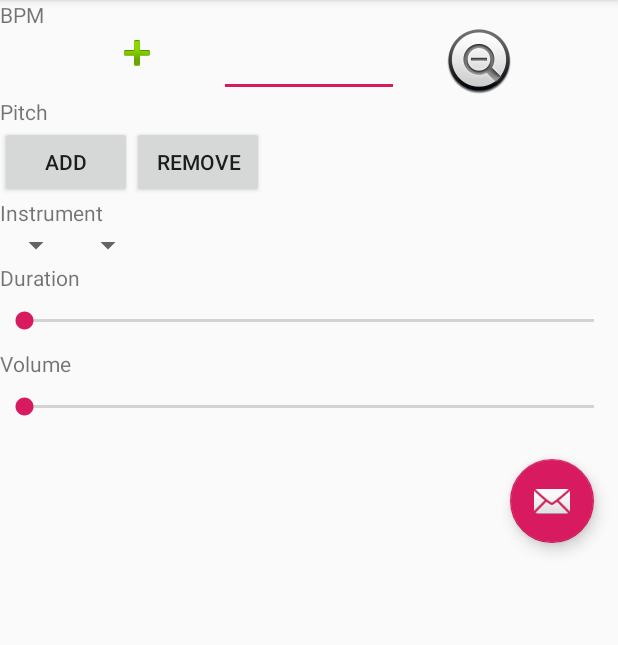
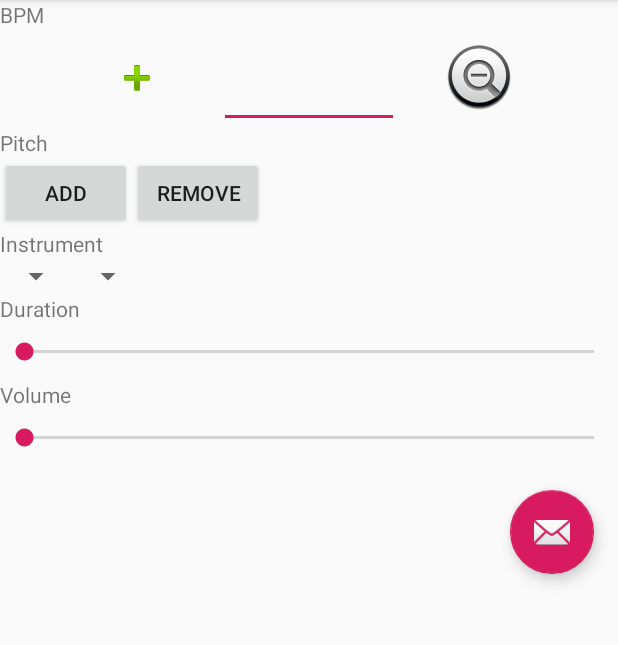
Before and after one commit to blaine-rister/TempoTune, an Android app: the screen it shows after launch (MainActivity), on a phone screen of 412 x 824 dp, the part 84-729 px from its top. Run offline under Robolectric (Android 15) with nearby library versions, the phone set to English and light mode, and no system bars; our stand-ins replace AdMob; 7 statements that could not run were skipped.

Commit message:
Enlarge the BPM text and center buttons around it, at the expense of nesting an additional layout level.

```diff
--- a/app/src/main/res/layout/content_main.xml
+++ b/app/src/main/res/layout/content_main.xml
@@ -16,54 +16,66 @@
         android:layout_height="wrap_content"
         android:layout_alignParentTop="true"
         android:gravity="left"
-        android:text="@string/bpm_header" />
+        android:text="@string/bpm_header"
+        android:textAppearance="@style/TextAppearance.AppCompat.Small" />
+
+    <RelativeLayout
+        android:id="@+id/bpmPanel"
+        android:layout_width="match_parent"
+        android:layout_height="wrap_content"
+        android:orientation="horizontal"
+        android:layout_below="@id/bpmTextView" >
 
         <ImageButton
             android:id="@+id/bpmIncreaseButton"
             android:layout_width="110dp"
             android:layout_height="wrap_content"
-                android:layout_below="@id/bpmTextView"
+            android:layout_centerVertical="true"
             android:layout_toLeftOf="@id/editBpm"
             android:layout_toStartOf="@id/editBpm"
             android:background="@android:color/transparent"
             app:srcCompat="@android:drawable/ic_input_add" />
-
         <EditText
             android:id="@+id/editBpm"
             android:layout_width="120dp"
             android:layout_height="wrap_content"
             android:layout_centerHorizontal="true"
-                android:layout_below="@id/bpmTextView"
+            android:layout_centerVertical="true"
+            android:gravity="center"
             android:ems="10"
+            android:fadeScrollbars="false"
             android:freezesText="true"
             android:hapticFeedbackEnabled="true"
+            android:imeOptions="actionDone"
             android:inputType="number"
             android:linksClickable="false"
             android:longClickable="false"
+            android:maxLines="1"
             android:saveEnabled="true"
             android:scrollbarAlwaysDrawHorizontalTrack="false"
             android:scrollbarAlwaysDrawVerticalTrack="false"
             android:scrollHorizontally="true"
             android:selectAllOnFocus="true"
             android:singleLine="true"
-                android:maxLines="1"
-                android:imeOptions="actionDone" />
+            android:textAppearance="@style/TextAppearance.AppCompat.Display1" />
 
         <ImageButton
             android:id="@+id/bpmDecreaseButton"
             android:layout_width="wrap_content"
             android:layout_height="wrap_content"
-                android:layout_below="@id/bpmTextView"
+            android:layout_centerVertical="true"
             android:layout_toRightOf="@id/editBpm"
             android:layout_toEndOf="@id/editBpm"
             android:background="@android:color/transparent"
             app:srcCompat="@android:drawable/btn_minus" />
+    </RelativeLayout>
+
     <TextView
         android:id="@+id/pitchTextView"
         android:layout_width="match_parent"
         android:layout_height="wrap_content"
-        android:layout_below="@id/editBpm"
         android:gravity="left"
+        android:layout_below="@id/bpmPanel"
         android:text="@string/pitch_header" />
 
 
@@ -106,14 +118,13 @@
         android:gravity="left"
         android:text="@string/instrument_header" />
 
-
     <Spinner
         android:id="@+id/instrumentFamilySpinner"
         android:layout_width="wrap_content"
         android:layout_height="wrap_content"
+        android:layout_below="@id/instrumentTextView"
         android:paddingTop="@dimen/spinner_padding"
-                android:paddingBottom="@dimen/spinner_padding"
-                android:layout_below="@id/instrumentTextView" />
+        android:paddingBottom="@dimen/spinner_padding" />
 
     <Spinner
         android:id="@+id/instrumentNameSpinner"
```
Lines whose indentation alone changed are shown as unchanged.
